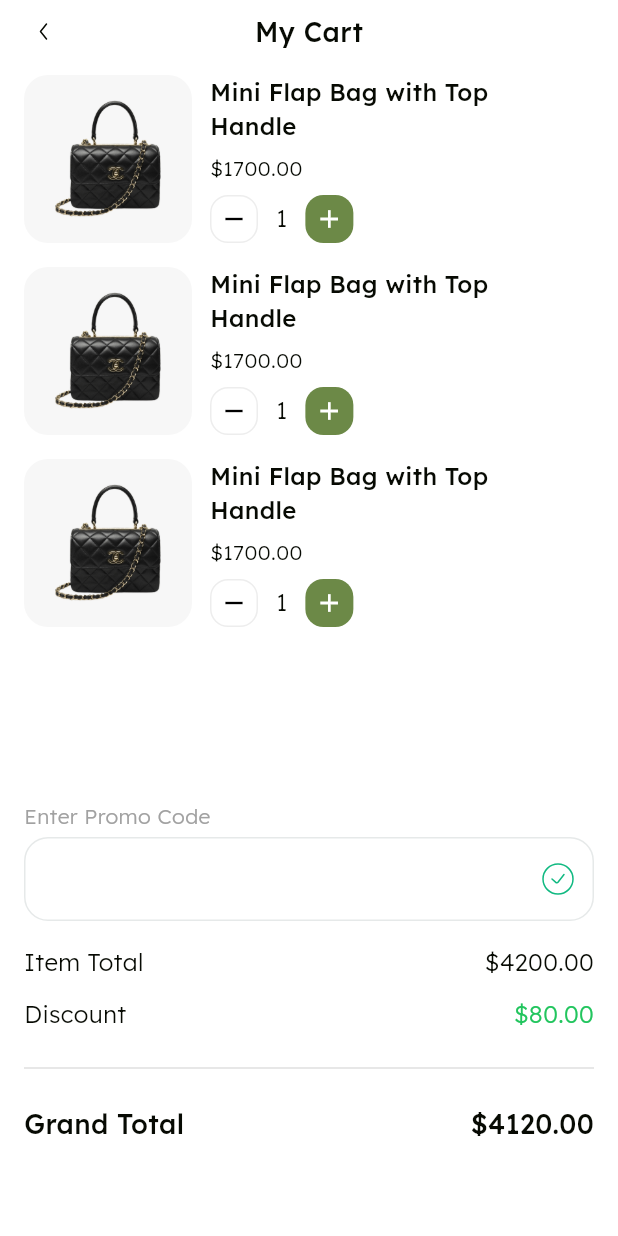
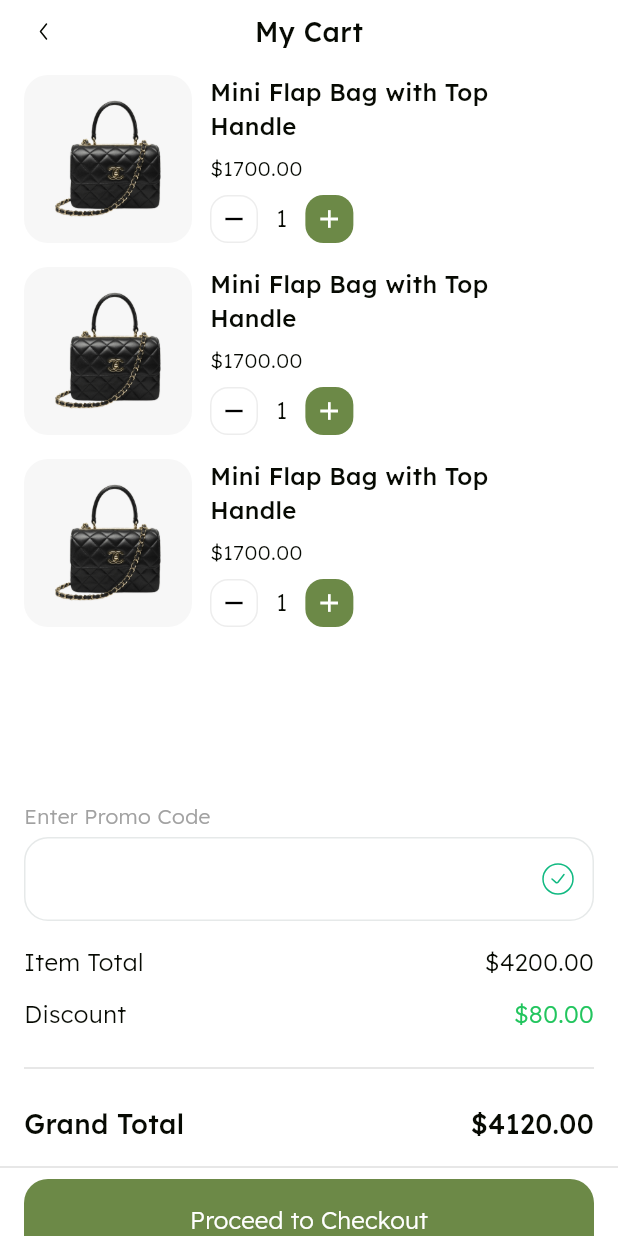
Before and after one commit to Tala-foqha/bag_store, a Flutter app: the CartView screen opened directly, on a phone screen of 412 x 824 dp. Run offline on Flutter 3.47's test engine with Material 3 defaults, Android fonts, the phone set to English and light mode, and no system bars; our stand-ins replace bloc, cloud_firestore, dartz, firebase_auth, firebase_core, flutter_bloc and 6 more; accounts and stored records are empty; network calls fail.

Commit message:
finish Car view Ui

```diff
--- a/lib/furniture/home/presentation/viewss/cart_view_widgets/cart_view_body.dart
+++ b/lib/furniture/home/presentation/viewss/cart_view_widgets/cart_view_body.dart
@@ -1,6 +1,7 @@
 // furniture/home/presentation/viewss/cart_view_widgets/cart_view_body.dart
 import 'package:bag_store_ecommerec/core/utils/app_colors.dart';
 import 'package:bag_store_ecommerec/core/utils/app_styles.dart';
+import 'package:bag_store_ecommerec/core/widgets/custom_button.dart';
 import 'package:bag_store_ecommerec/core/widgets/custom_text_field.dart';
 import 'package:bag_store_ecommerec/furniture/home/presentation/viewss/cart_view_widgets/cart_item.dart';
 import 'package:bag_store_ecommerec/furniture/home/presentation/viewss/cart_view_widgets/cart_item_list_view.dart';
@@ -60,6 +61,18 @@ class CartViewBody extends StatelessWidget {
              ],
             ),
           ),
+          SizedBox(height: 8,),
+          Divider(
+              color: Color(0xffDFDFDF),
+              thickness: 1,
+            ),
+            Padding(
+              padding: const EdgeInsets.symmetric(horizontal: 16),
+              child: CustomButton(text: 'Proceed to Checkout', onPressed:
+              (){}),
+            ),
+            SizedBox(height: 10,)
+
         ],
       ),
     ) ;
```
